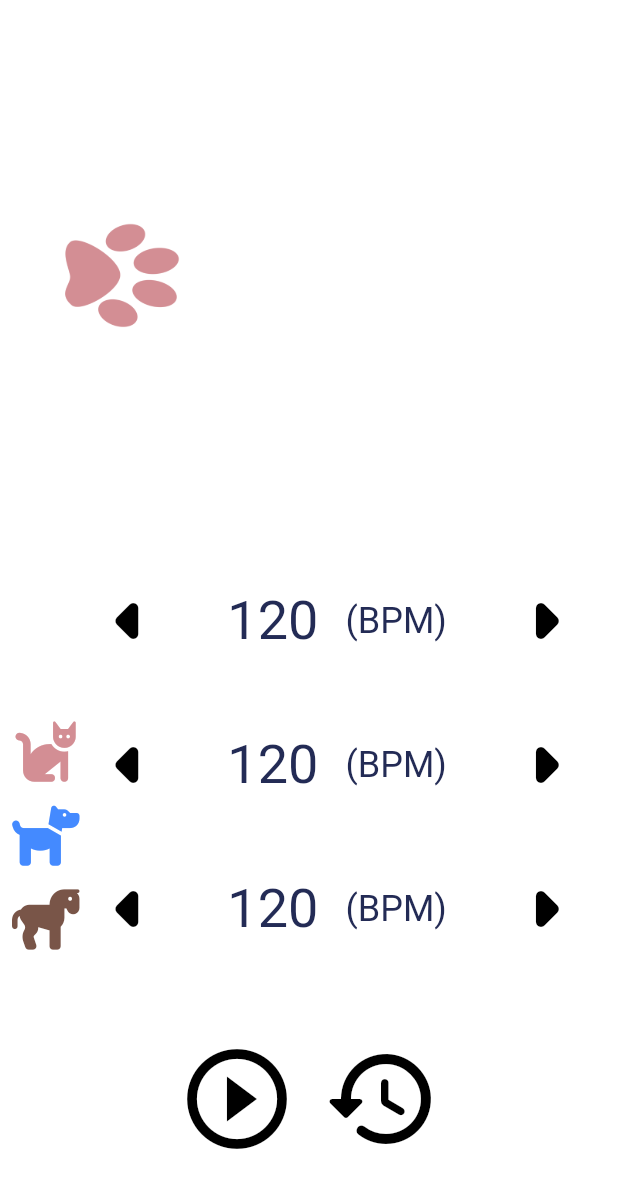
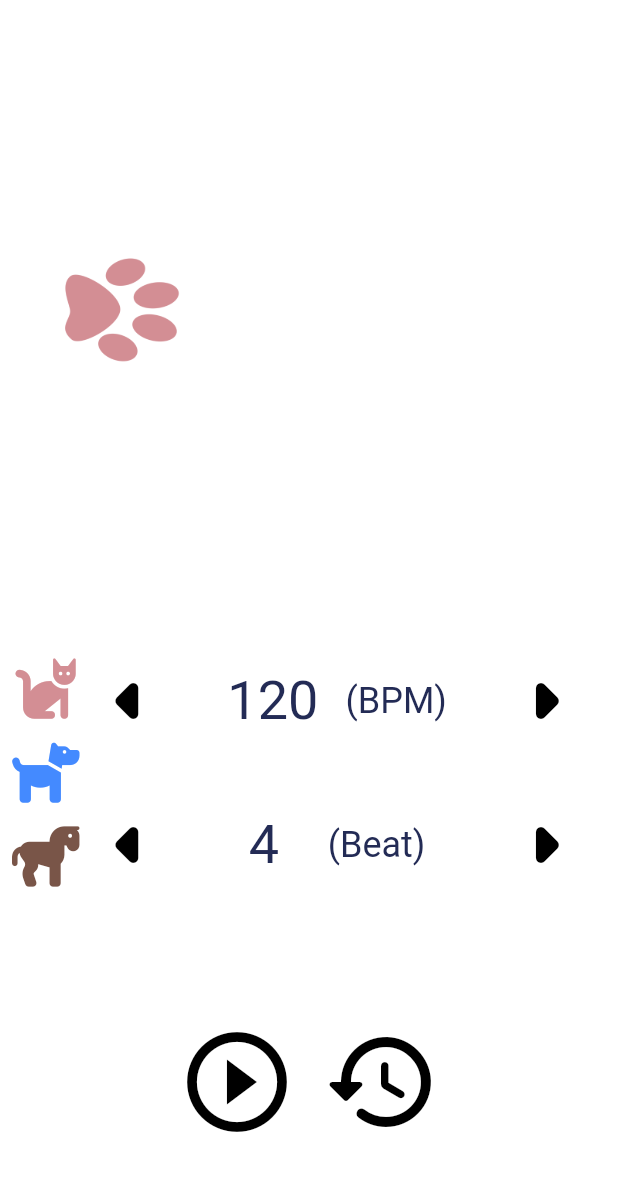
Before and after one commit to recorder12/metronome_app, a Flutter app: the screen it shows after launch, after a tap on the "arrow left" icon, on a phone screen of 412 x 824 dp. Shown: the top 1188 px of the screen. Run offline on Flutter 3.47's test engine with Material 3 defaults, Android fonts, the phone set to English and light mode, and no system bars; our stand-ins replace audioplayers, font_awesome_flutter.

Commit message:
add beats

```diff
--- a/lib/screens/home_screen.dart
+++ b/lib/screens/home_screen.dart
@@ -1,4 +1,5 @@
 import 'dart:async';
+import 'package:audioplayers/audioplayers.dart';
 import 'package:flutter/material.dart';
 import 'package:font_awesome_flutter/font_awesome_flutter.dart';
 
@@ -11,28 +12,26 @@ class HomeScreen extends StatefulWidget {
 
 class _HomeScreenState extends State<HomeScreen> {
   String paw = 'cat';
-  int totalSeconds = 0;
+  int totalTicks = 0;
   int bpm = 120;
+  int beatsPerMeasure = 4;
+  bool isRunning = false;
+  int selectedIndex = 0;
   late int millisecondsPerBeat = getMillisecondsPerBeat(bpm);
-  int beatsPerMeasure = 1;
-  int division = 4;
-  bool isRunning = false;
-  int totalPomodoros = 0;
-  int selectedIndex = 0;
   late Timer timer;
+  late AudioPlayer audioPlayer;
 
   void onTick(Timer timer) {
-    if (totalSeconds == 3000) {
+    if (totalTicks < 0) {
       timer.cancel();
       setState(() {
-        totalPomodoros = totalPomodoros + 1;
         isRunning = false;
-        totalSeconds = 0;
+        totalTicks = 0;
       });
     } else {
       setState(() {
-        totalSeconds = totalSeconds + 1;
-        selectedIndex = totalSeconds % division;
+        totalTicks = totalTicks + 1;
+        selectedIndex = totalTicks % beatsPerMeasure;
       });
     }
   }
@@ -62,7 +61,7 @@ class _HomeScreenState extends State<HomeScreen> {
   }
 
   int getMillisecondsPerBeat(int bpm) {
-    return (60 * 1000) ~/ bpm;
+    return ((60 * 1000) ~/ bpm);
   }
 
   void onStartPressed() {
@@ -90,10 +89,10 @@ class _HomeScreenState extends State<HomeScreen> {
     });
   }
 
-  void onIncreaseBpmPressed() {
+  void restState() {
     setState(() {
-      bpm = bpm + 1;
-      millisecondsPerBeat = getMillisecondsPerBeat(bpm);
+      selectedIndex = 0;
+      totalTicks = 0;
       timer.cancel();
       timer = Timer.periodic(
         Duration(milliseconds: millisecondsPerBeat),
@@ -102,16 +101,40 @@ class _HomeScreenState extends State<HomeScreen> {
     });
   }
 
+  void onIncreaseBpmPressed() {
+    setState(() {
+      if (bpm < 300) {
+        bpm = bpm + 1;
+        millisecondsPerBeat = getMillisecondsPerBeat(bpm);
+        restState();
+      }
+    });
+  }
+
   void onDecreaseBpmPressed() {
     setState(() {
       if (bpm > 5) {
         bpm = bpm - 1;
         millisecondsPerBeat = getMillisecondsPerBeat(bpm);
-        timer.cancel();
-        timer = Timer.periodic(
-          Duration(milliseconds: millisecondsPerBeat),
-          onTick,
-        );
+        restState();
+      }
+    });
+  }
+
+  void onIncreaseBeatPressed() {
+    setState(() {
+      if (beatsPerMeasure < 8) {
+        beatsPerMeasure = beatsPerMeasure + 1;
+        restState();
+      }
+    });
+  }
+
+  void onDecreaseBeatPressed() {
+    setState(() {
+      if (beatsPerMeasure > 2) {
+        beatsPerMeasure = beatsPerMeasure - 1;
+        restState();
       }
     });
   }
@@ -123,11 +146,12 @@ class _HomeScreenState extends State<HomeScreen> {
 
   @override
   Widget build(BuildContext context) {
-    double containerSize = MediaQuery.of(context).size.width / (division + 1);
+    double containerSize =
+        MediaQuery.of(context).size.width / (beatsPerMeasure + 1);
     double marginPercentage = 0.01; // Adjust this percentage as needed
 
     List<Container> paws = List.generate(
-      division,
+      beatsPerMeasure,
       (index) => Container(
         alignment: index % 2 == 0 ? Alignment.center : Alignment.bottomCenter,
         margin: EdgeInsets.all(containerSize * marginPercentage),
@@ -169,13 +193,13 @@ class _HomeScreenState extends State<HomeScreen> {
             ),
           ),
           Flexible(
-            flex: 3,
+            flex: 2,
             child: Row(
               children: [
                 Flexible(
                   flex: 1,
                   child: Column(
-                    mainAxisAlignment: MainAxisAlignment.end,
+                    mainAxisAlignment: MainAxisAlignment.center,
                     children: [
                       Center(
                         child: IconButton(
@@ -213,8 +237,8 @@ class _HomeScreenState extends State<HomeScreen> {
                 Flexible(
                   flex: 10,
                   child: Column(
-                    mainAxisAlignment: MainAxisAlignment.end,
-                    crossAxisAlignment: CrossAxisAlignment.end,
+                    mainAxisAlignment: MainAxisAlignment.center,
+                    crossAxisAlignment: CrossAxisAlignment.center,
                     children: [
                       Center(
                         child: Row(
@@ -257,61 +281,61 @@ class _HomeScreenState extends State<HomeScreen> {
                               child: IconButton(
                                 iconSize: 80,
                                 color: Theme.of(context).cardColor,
-                                onPressed: onDecreaseBpmPressed,
+                                onPressed: onDecreaseBeatPressed,
                                 icon: const Icon(Icons.arrow_left_rounded),
                               ),
                             ),
                             Text(
-                              bpm.toString(),
+                              beatsPerMeasure.toString(),
                               style: Theme.of(context).textTheme.displaySmall,
                             ),
                             Text(
-                              '(BPM)',
+                              '(Beat)',
                               style: Theme.of(context).textTheme.headlineSmall,
                             ),
                             Center(
                               child: IconButton(
                                 iconSize: 80,
                                 color: Theme.of(context).cardColor,
-                                onPressed: onIncreaseBpmPressed,
+                                onPressed: onIncreaseBeatPressed,
                                 icon: const Icon(Icons.arrow_right_rounded),
                               ),
                             ),
                           ],
                         ),
                       ),
-                      Center(
-                        child: Row(
-                          mainAxisAlignment: MainAxisAlignment.spaceBetween,
-                          crossAxisAlignment: CrossAxisAlignment.center,
-                          children: [
-                            Center(
-                              child: IconButton(
-                                iconSize: 80,
-                                color: Theme.of(context).cardColor,
-                                onPressed: onDecreaseBpmPressed,
-                                icon: const Icon(Icons.arrow_left_rounded),
-                              ),
-                            ),
-                            Text(
-                              bpm.toString(),
-                              style: Theme.of(context).textTheme.displaySmall,
-                            ),
-                            Text(
-                              '(BPM)',
-                              style: Theme.of(context).textTheme.headlineSmall,
-                            ),
-                            Center(
-                              child: IconButton(
-                                iconSize: 80,
-                                color: Theme.of(context).cardColor,
-                                onPressed: onIncreaseBpmPressed,
-                                icon: const Icon(Icons.arrow_right_rounded),
-                              ),
-                            ),
-                          ],
-                        ),
-                      ),
+                      // Center(
+                      //   child: Row(
+                      //     mainAxisAlignment: MainAxisAlignment.spaceBetween,
+                      //     crossAxisAlignment: CrossAxisAlignment.center,
+                      //     children: [
+                      //       Center(
+                      //         child: IconButton(
+                      //           iconSize: 80,
+                      //           color: Theme.of(context).cardColor,
+                      //           onPressed: onDecreaseBpmPressed,
+                      //           icon: const Icon(Icons.arrow_left_rounded),
+                      //         ),
+                      //       ),
+                      //       Text(
+                      //         bpm.toString(),
+                      //         style: Theme.of(context).textTheme.displaySmall,
+                      //       ),
+                      //       Text(
+                      //         '(BPM)',
+                      //         style: Theme.of(context).textTheme.headlineSmall,
+                      //       ),
+                      //       Center(
+                      //         child: IconButton(
+                      //           iconSize: 80,
+                      //           color: Theme.of(context).cardColor,
+                      //           onPressed: onIncreaseBpmPressed,
+                      //           icon: const Icon(Icons.arrow_right_rounded),
+                      //         ),
+                      //       ),
+                      //     ],
+                      //   ),
+                      // ),
                     ],
                   ),
                 ),
--- a/pubspec.yaml
+++ b/pubspec.yaml
@@ -66,9 +66,9 @@ flutter:
     - assets/cat-paw.png
     - assets/dog-paw.png
     - assets/horse-paw.png
-    # - assets/cat-1.wav
-    # - assets/cat-2.wav
-    # - assets/cat-3.wav
+    - assets/cat-1.wav
+    - assets/cat-2.wav
+    - assets/cat-3.wav
 
   # An image asset can refer to one or more resolution-specific "variants", see
   # https://flutter.dev/assets-and-images/#resolution-aware
```
